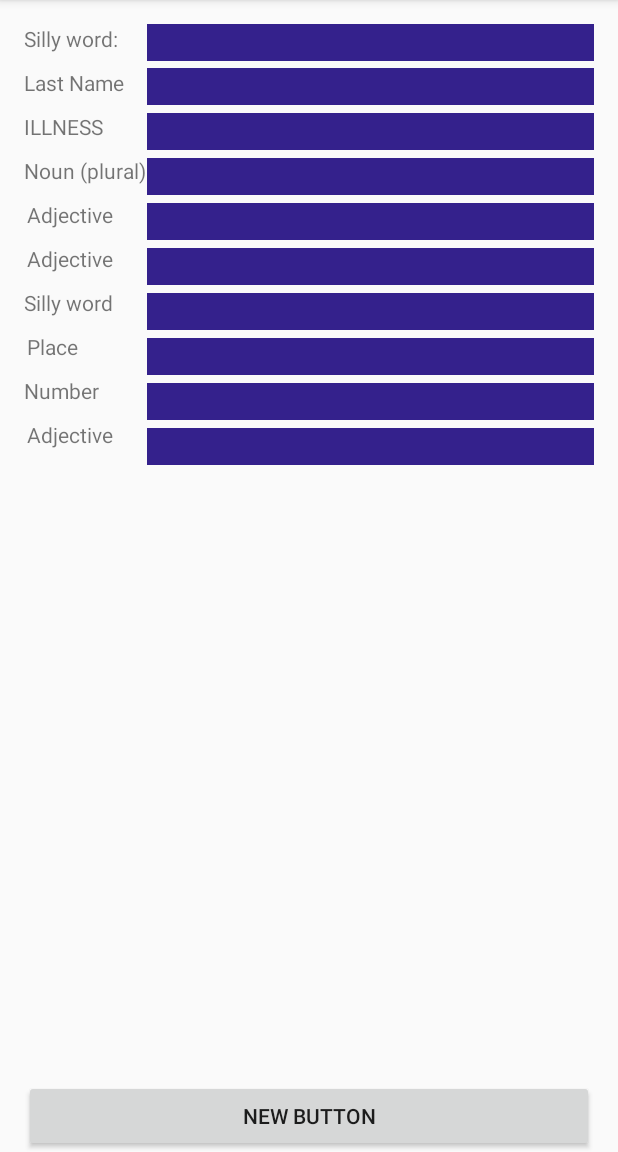
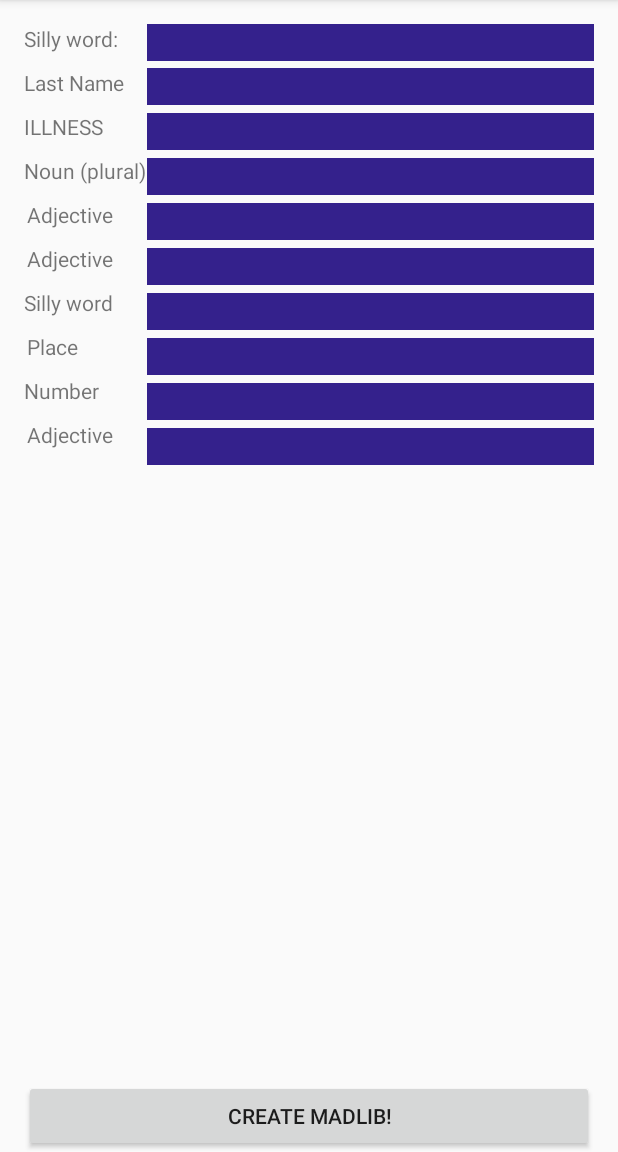
Before and after one commit to Pyrrus/android-madlab, an Android app: the screen it shows after launch (MainActivity), on a phone screen of 412 x 824 dp, the part 84-1236 px from its top. Run offline under Robolectric (Android 15) with nearby library versions, the phone set to English and light mode, and no system bars; our stand-ins replace ButterKnife.

Commit message:
make new view and pass information from main to the output

```diff
--- a/app/build.gradle
+++ b/app/build.gradle
@@ -23,4 +23,5 @@ dependencies {
     compile fileTree(dir: 'libs', include: ['*.jar'])
     testCompile 'junit:junit:4.12'
     compile 'com.android.support:appcompat-v7:24.2.1'
+    compile 'com.jakewharton:butterknife:7.0.1'
 }
--- a/app/src/main/AndroidManifest.xml
+++ b/app/src/main/AndroidManifest.xml
@@ -15,6 +15,7 @@
                 <category android:name="android.intent.category.LAUNCHER" />
             </intent-filter>
         </activity>
+        <activity android:name=".Output"></activity>
     </application>
 
 </manifest>
--- a/app/src/main/java/epicodus/madlab/MainActivity.java
+++ b/app/src/main/java/epicodus/madlab/MainActivity.java
@@ -1,13 +1,46 @@
 package epicodus.madlab;
 
+import android.content.Intent;
 import android.support.v7.app.AppCompatActivity;
 import android.os.Bundle;
+import android.view.View;
+import android.widget.Button;
+import android.widget.EditText;
+
+import butterknife.Bind;
+import butterknife.ButterKnife;
 
 public class MainActivity extends AppCompatActivity {
+    @Bind(R.id.madlibButton) Button mMadlibButton;
+    @Bind(R.id.sillyword) EditText mSillyWord;
+    @Bind(R.id.lastName) EditText mLastName;
+    @Bind(R.id.illness) EditText mIllness;
+    @Bind(R.id.noun) EditText mNoun;
+    @Bind(R.id.adjective1) EditText mAdjective1;
+    @Bind(R.id.adjective2) EditText mAdjective2;
+    @Bind(R.id.sillyword2) EditText mSillyWord2;
+    @Bind(R.id.place) EditText mPlace;
+    @Bind(R.id.number) EditText mNumber;
+    @Bind(R.id.adjective3) EditText mAdjective3;
+
 
     @Override
     protected void onCreate(Bundle savedInstanceState) {
         super.onCreate(savedInstanceState);
         setContentView(R.layout.activity_main);
+        ButterKnife.bind(this);
+
+        mMadlibButton.setOnClickListener(new View.OnClickListener() {
+            @Override
+            public void onClick(View v) {
+                String madLab = "Dear School Nurse:\n" +
+                        mSillyWord + " " + mLastName + " will not be attending school today. He/she has come down with a case of " + mIllness + " and has horrible " + mNoun + " and a/an " + mAdjective1 + " fever. We have made an appointment with the " + mAdjective2 + " Dr. " + mSillyWord2 + ", who studied for many years in " + mPlace + "  and has " + mNumber +  " degrees in pediatrics. He will send you all the information you need. Thank you!\n" +
+                        "Sincerely\n" +
+                        "Mrs. " + mAdjective3 + ". ";
+                Intent intent = new Intent(MainActivity.this, Output.class);
+                intent.putExtra("madLab", madLab);
+                startActivity(intent);
+            }
+        });
     }
 }
--- a/app/src/main/res/layout/activity_main.xml
+++ b/app/src/main/res/layout/activity_main.xml
@@ -18,8 +18,8 @@
     <Button
         android:layout_width="match_parent"
         android:layout_height="wrap_content"
-        android:text="New Button"
-        android:id="@+id/button"
+        android:text="Create Madlib!"
+        android:id="@+id/madlibButton"
         android:layout_alignParentBottom="true"
         android:layout_centerHorizontal="true" />
 
@@ -44,8 +44,8 @@
         android:layout_marginLeft="19dp"
         android:layout_marginStart="19dp"
         android:layout_marginBottom="5dp"
-        android:layout_alignRight="@+id/button"
-        android:layout_alignEnd="@+id/button" />
+        android:layout_alignRight="@+id/madlibButton"
+        android:layout_alignEnd="@+id/madlibButton" />
 
     <TextView
         android:layout_width="wrap_content"
```
Also changed, not shown: app/src/main/java/epicodus/madlab/Output.java (added, +28 -0 lines), app/src/main/res/layout/activity_output.xml (added, +20 -0 lines).
